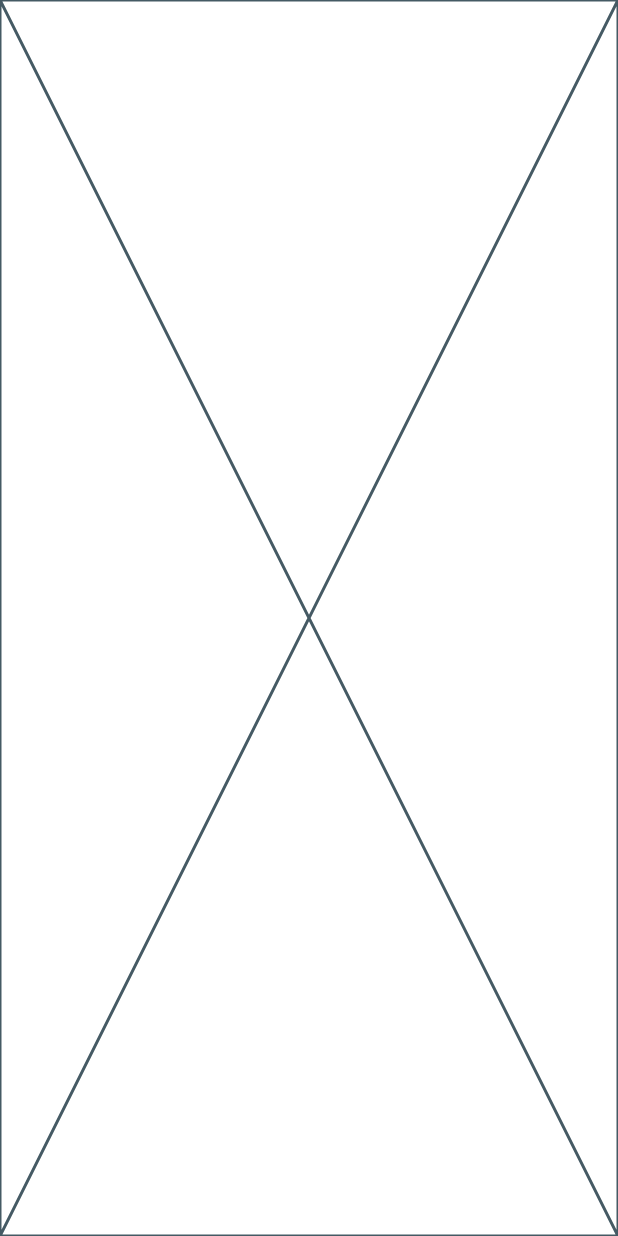
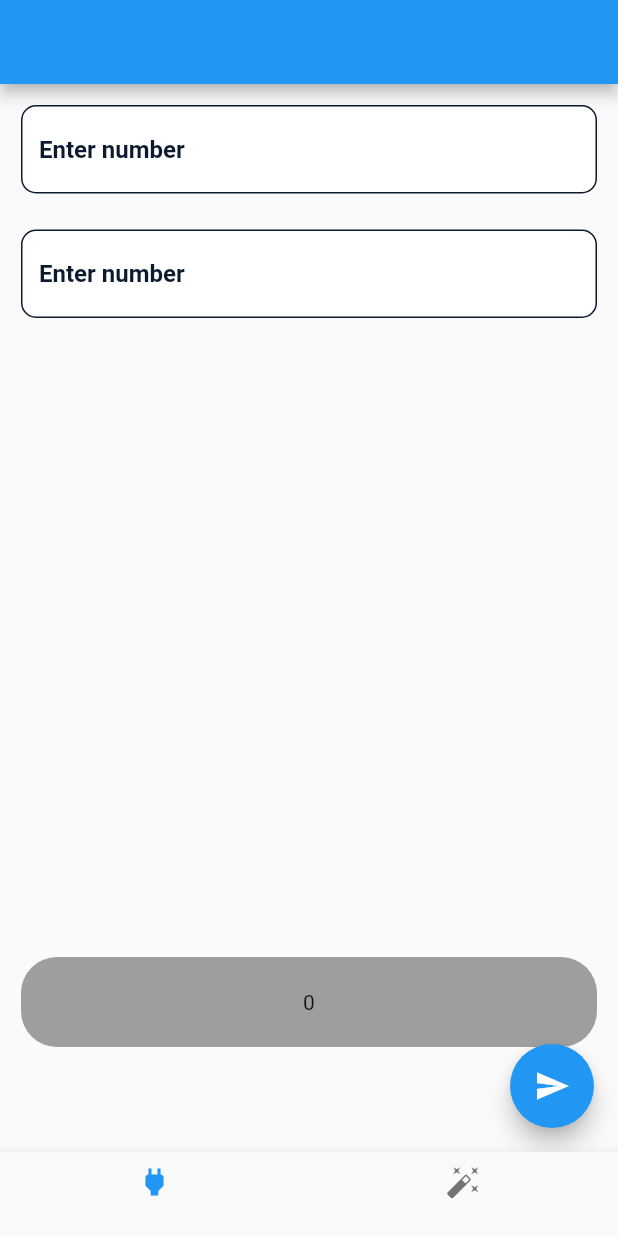
Before and after one commit to xasanov1716/default_project, a Flutter app: the screen it shows after launch, on a phone screen of 412 x 824 dp. Run offline on Flutter 3.47's test engine with Material 2 defaults, Android fonts, the phone set to English and light mode, and no system bars; our stand-ins replace firebase_auth, firebase_core, flutter_bloc, flutter_screenutil; accounts and stored records are empty; Roboto replaces fonts that are missing (DMSans).

Commit message:
tab box and pow function ended

```diff
--- /dev/null
+++ b/lib/cubits/navigation_bar/navigation_bar_cubit.dart
@@ -0,0 +1,19 @@
+import 'package:api_default_project/cubits/navigation_bar/navigation_bar_state.dart';
+import 'package:flutter_bloc/flutter_bloc.dart';
+
+class NavigationBarCubit extends Cubit<TabState> {
+  NavigationBarCubit() : super(PowScreenState());
+
+  int currentIndex = 0;
+
+  updateScreen({required int index}) {
+
+    if (index == 0) {
+      currentIndex = index;
+      emit(PowScreenState());
+    } else {
+      currentIndex = index;
+      emit(LoginScreenState());
+    }
+  }
+}
--- /dev/null
+++ b/lib/cubits/navigation_bar/navigation_bar_state.dart
@@ -0,0 +1,5 @@
+abstract class TabState {}
+
+class InitialState extends TabState{}
+class PowScreenState extends TabState{}
+class LoginScreenState extends TabState{}
--- /dev/null
+++ b/lib/cubits/pow/pow_cubit.dart
@@ -0,0 +1,11 @@
+import 'package:api_default_project/cubits/pow/pow_state.dart';
+import 'package:flutter_bloc/flutter_bloc.dart';
+import 'dart:math' as math;
+
+class PowCubit extends Cubit<PowState> {
+  PowCubit() : super(PowState());
+
+  void getPow({required int a,required int b}) {
+    emit(state.copyWith(result: math.pow(a, b).toInt()));
+  }
+}
--- /dev/null
+++ b/lib/cubits/pow/pow_state.dart
@@ -0,0 +1,27 @@
+class PowState{
+  final int result;
+ PowState({this.result = 0});
+
+
+ PowState copyWith({
+   int? a,
+   int? b,
+   int? result
+ }) =>
+
+     PowState(
+       result: result ?? this.result,
+     );
+
+ factory PowState.fromJson(Map<String, dynamic> json) => PowState(
+   result: json["result"] as int? ?? 0,
+ );
+
+ @override
+ String toString() {
+   return '''
+
+    result:$result
+    ''';
+ }
+}
--- a/lib/home/home_screen.dart
+++ /dev/null
@@ -1,15 +0,0 @@
-import 'package:flutter/material.dart';
-
-class HomeScreen extends StatefulWidget {
-  const HomeScreen({Key? key}) : super(key: key);
-
-  @override
-  State<HomeScreen> createState() => _HomeScreenState();
-}
-
-class _HomeScreenState extends State<HomeScreen> {
-  @override
-  Widget build(BuildContext context) {
-    return const Placeholder();
-  }
-}
--- a/lib/main.dart
+++ b/lib/main.dart
@@ -1,9 +1,37 @@
-import 'package:api_default_project/home/home_screen.dart';
+import 'package:api_default_project/cubits/pow/pow_cubit.dart';
+import 'package:api_default_project/ui/tab_box/pow_screen/pow_screen.dart';
+import 'package:api_default_project/ui/tab_box/tab_box.dart';
+import 'package:firebase_core/firebase_core.dart';
 import 'package:flutter/material.dart';
+import 'package:flutter_bloc/flutter_bloc.dart';
 import 'package:flutter_screenutil/flutter_screenutil.dart';
 
-void main(){
-  runApp(MyApp());
+import 'cubits/navigation_bar/navigation_bar_cubit.dart';
+
+
+
+Future<void> main()async{
+  WidgetsFlutterBinding.ensureInitialized();
+  await Firebase.initializeApp();
+  runApp(App());
+}
+
+
+class App extends StatelessWidget {
+  const App({super.key});
+
+  @override
+  Widget build(BuildContext context) {
+    return MultiBlocProvider(providers: [
+      BlocProvider(
+        create: (_) => NavigationBarCubit(),
+        lazy: false,
+      ),
+      BlocProvider(
+        create: (_)=> PowCubit(),lazy: true,
+      ),
+    ], child: MyApp());
+  }
 }
 
 
@@ -23,9 +51,10 @@ class _MyAppState extends State<MyApp> {
       splitScreenMode: true,
       builder: (context , child) {
         return MaterialApp(
-          home: HomeScreen(),
+          debugShowCheckedModeBanner: false,
+          home: TabBox()
         );
       },
-    );;
+    );
   }
 }
--- /dev/null
+++ b/lib/ui/tab_box/pow_screen/pow_screen.dart
@@ -0,0 +1,52 @@
+import 'package:api_default_project/cubits/pow/pow_cubit.dart';
+import 'package:api_default_project/cubits/pow/pow_state.dart';
+import 'package:flutter/material.dart';
+import 'package:flutter_bloc/flutter_bloc.dart';
+
+import 'widgets/global_text_field.dart';
+
+class PowScreen extends StatefulWidget {
+  const PowScreen({Key? key}) : super(key: key);
+
+  @override
+  State<PowScreen> createState() => _PowScreenState();
+}
+
+class _PowScreenState extends State<PowScreen> {
+
+  TextEditingController aController = TextEditingController();
+  TextEditingController bController = TextEditingController();
+
+  @override
+  Widget build(BuildContext context) {
+    return Scaffold(
+      appBar: AppBar(),
+      body: Padding(
+        padding: const EdgeInsets.all(14),
+        child: Column(
+          children: [
+            UniversalTextField(controller: aController, hintext: 'Enter number', type: TextInputType.number, action: TextInputAction.done),
+            SizedBox(height: 24),
+            UniversalTextField(controller: bController, hintext: 'Enter number', type: TextInputType.number, action: TextInputAction.done),
+          Spacer(),
+            Container(
+              height: 60,
+              decoration: BoxDecoration(
+                borderRadius: BorderRadius.circular(24),
+                color: Colors.grey
+              ),
+              child: BlocBuilder<PowCubit, PowState>(builder: (context, state)=>Center(child: Text(state.result.toString()),))
+            ),
+            SizedBox(height: 56),
+          ],
+        ),
+      ),
+      floatingActionButton: FloatingActionButton(
+        child: Icon(Icons.send),
+        onPressed: (){
+          context.read<PowCubit>().getPow(a: int.parse(aController.text),b:  int.parse(bController.text));
+        },
+      ),
+    );
+  }
+}
--- /dev/null
+++ b/lib/ui/tab_box/pow_screen/widgets/global_text_field.dart
@@ -0,0 +1,64 @@
+import 'package:flutter/material.dart';
+
+
+
+class UniversalTextField extends StatelessWidget {
+  const UniversalTextField({Key? key, required this.controller, required this.hintext, required this.type, required this.action}) : super(key: key);
+
+
+  final TextEditingController controller;
+  final String hintext;
+  final TextInputType type;
+  final TextInputAction action;
+
+  @override
+  Widget build(BuildContext context) {
+    return TextField(
+      cursorHeight: 20,
+      keyboardType: type,
+      controller: controller,
+      decoration: InputDecoration(
+        filled: true,
+        fillColor: Colors.white,
+        hintText: hintext,
+        hintStyle: TextStyle(
+            fontSize: 16,
+            fontWeight: FontWeight.w600,
+            color: Color(0xFF0C1A30),
+            fontFamily: "DMSans"),
+        enabledBorder: OutlineInputBorder(
+          borderRadius: BorderRadius.circular(10),
+          borderSide: BorderSide(width: 1, color: Color(0xFF0C1A30)),
+        ),
+        disabledBorder: OutlineInputBorder(
+          borderRadius: BorderRadius.circular(30),
+          borderSide: BorderSide(
+            width: 1,
+            color: Color(0xFF0C1A30),
+          ),
+        ),
+        focusedBorder: OutlineInputBorder(
+          borderRadius: BorderRadius.circular(10),
+          borderSide: BorderSide(
+            width: 1,
+            color: Color(0xFF0C1A30),
+          ),
+        ),
+        errorBorder: OutlineInputBorder(
+          borderRadius: BorderRadius.circular(10),
+          borderSide: BorderSide(
+            width: 1,
+            color: Color(0xFF0C1A30),
+          ),
+        ),
+        border: OutlineInputBorder(
+          borderRadius: BorderRadius.circular(10),
+          borderSide: BorderSide(
+            width: 1,
+            color: Color(0xFF0C1A30),
+          ),
+        ),
+      ),
+    );
+  }
+}
--- /dev/null
+++ b/lib/ui/tab_box/tab_box.dart
@@ -0,0 +1,35 @@
+import 'package:api_default_project/cubits/navigation_bar/navigation_bar_cubit.dart';
+import 'package:api_default_project/cubits/navigation_bar/navigation_bar_state.dart';
+import 'package:api_default_project/ui/tab_box/auth_screen/auth_screen.dart';
+import 'package:api_default_project/ui/tab_box/pow_screen/pow_screen.dart';
+import 'package:flutter/material.dart';
+import 'package:flutter_bloc/flutter_bloc.dart';
+
+
+
+class TabBox extends StatelessWidget {
+  const TabBox({Key? key}) : super(key: key);
+
+  @override
+  Widget build(BuildContext context) {
+    return Scaffold(
+      body: BlocBuilder<NavigationBarCubit, TabState>(
+        builder: (context, state){
+          if(state is PowScreenState){
+            return PowScreen();
+          }
+          return AuthScreen();
+        },
+      ),
+      bottomNavigationBar: BottomNavigationBar(
+        type: BottomNavigationBarType.fixed,
+        selectedItemColor: Colors.blue,
+        onTap: (index)=>context.read<NavigationBarCubit>().updateScreen(index: index),
+        items: [
+          BottomNavigationBarItem(icon: Icon(Icons.power),label: ''),
+          BottomNavigationBarItem(icon: Icon(Icons.auto_fix_high),label: ''),
+        ],
+      ),
+    );
+  }
+}
```
Also changed, not shown: lib/cubits/login/login_cubit.dart (added, +45 -0 lines), lib/cubits/login/login_state.dart (added, +34 -0 lines), lib/ui/tab_box/auth_screen/auth_screen.dart (added, +21 -0 lines), pubspec.yaml (+7 -51 lines), pubspec.lock, 4 other files.
